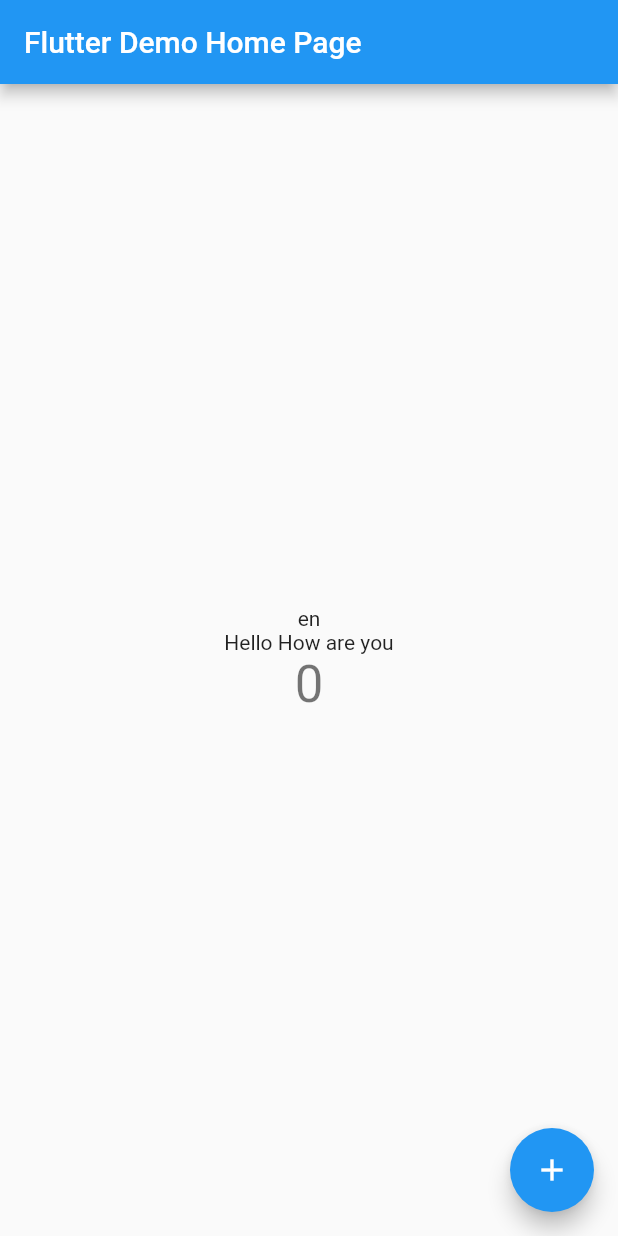
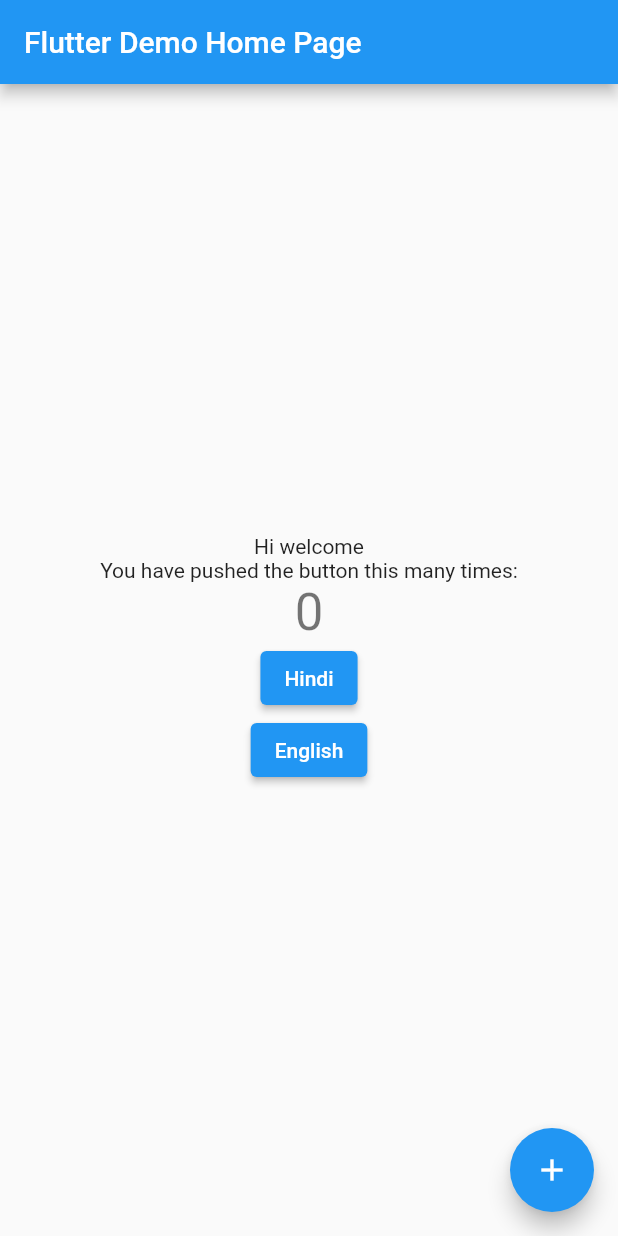
Before and after one commit to ankitjamuar/flutter_dynamic_localization, a Flutter app: the screen it shows after launch, on a phone screen of 412 x 824 dp. Run offline on Flutter 3.47's test engine with Material 2 defaults, Android fonts, the phone set to English and light mode, and no system bars.

Commit message:
Button UI added

```diff
--- a/lib/LanguageChangeNotifierProvider.dart
+++ b/lib/LanguageChangeProvider.dart
@@ -1,8 +1,8 @@
 import 'package:flutter/cupertino.dart';
 
-class LanguageChangeNotifierProvider with ChangeNotifier{
+class LanguageChangeProvider with ChangeNotifier{
+  Locale _currentLocale = new Locale("en");
 
-  Locale  _currentLocale = new Locale("en");
 
   Locale get currentLocale => _currentLocale;
 
@@ -10,4 +10,5 @@ class LanguageChangeNotifierProvider with ChangeNotifier{
     this._currentLocale = new Locale(_locale);
     notifyListeners();
   }
+
 }
--- a/lib/l10n/intl_en.arb
+++ b/lib/l10n/intl_en.arb
@@ -1,3 +1,3 @@
 {
-  "HelloText" : "Hello How are you"
+  "welcomeText" : "Hi welcome"
 }
--- a/lib/l10n/intl_hi.arb
+++ b/lib/l10n/intl_hi.arb
@@ -1,3 +1,3 @@
 {
-  "HelloText" : "नमस्ते आप कैसे हैं।"
+  "welcomeText" : "स्वागत है"
 }
--- a/lib/main.dart
+++ b/lib/main.dart
@@ -1,5 +1,5 @@
 import 'package:flutter/material.dart';
-import 'package:flutter_app_localisation/LanguageChangeNotifierProvider.dart';
+import 'package:flutter_app_locale/LanguageChangeProvider.dart';
 import 'package:flutter_localizations/flutter_localizations.dart';
 import 'package:provider/provider.dart';
 
@@ -11,17 +11,14 @@ void main() {
 
 class MyApp extends StatelessWidget {
   // This widget is the root of your application.
-
   @override
   Widget build(BuildContext context) {
-    return ChangeNotifierProvider<LanguageChangeNotifierProvider>(
-      create: (context) => LanguageChangeNotifierProvider(),
+    return ChangeNotifierProvider<LanguageChangeProvider>(
+      create: (context) =>  LanguageChangeProvider(),
       child: Builder(
         builder: (context) =>
         MaterialApp(
-          locale: Provider
-              .of<LanguageChangeNotifierProvider>(context, listen: true)
-              .currentLocale,
+          locale: Provider.of<LanguageChangeProvider>(context, listen: true).currentLocale,
           localizationsDelegates: [
             S.delegate,
             GlobalMaterialLocalizations.delegate,
@@ -44,7 +41,6 @@ class MyApp extends StatelessWidget {
           ),
           home: MyHomePage(title: 'Flutter Demo Home Page'),
         ),
-
       ),
     );
   }
@@ -66,7 +62,6 @@ class MyHomePage extends StatefulWidget {
 
   @override
   _MyHomePageState createState() => _MyHomePageState();
-
 }
 
 class _MyHomePageState extends State<MyHomePage> {
@@ -80,14 +75,11 @@ class _MyHomePageState extends State<MyHomePage> {
       // _counter without calling setState(), then the build method would not be
       // called again, and so nothing would appear to happen.
       _counter++;
-      context.read<LanguageChangeNotifierProvider>().changeLocale('hi');
     });
   }
 
   @override
   Widget build(BuildContext context) {
-    final languageChangeProvider = Provider.of<LanguageChangeNotifierProvider>(context, listen: true);
-
     // This method is rerun every time setState is called, for instance as done
     // by the _incrementCounter method above.
     //
@@ -120,12 +112,20 @@ class _MyHomePageState extends State<MyHomePage> {
           // horizontal).
           mainAxisAlignment: MainAxisAlignment.center,
           children: <Widget>[
-            Text(languageChangeProvider.currentLocale.toString() ),
-            Text( S.of(context).HelloText),
+            Text(S.of(context).welcomeText),
+            Text(
+              'You have pushed the button this many times:',
+            ),
             Text(
               '$_counter',
               style: Theme.of(context).textTheme.headline4,
             ),
+            ElevatedButton(onPressed: (){
+              context.read<LanguageChangeProvider>().changeLocale("hi");
+            }, child: Text("Hindi")),
+            ElevatedButton(onPressed: (){
+              context.read<LanguageChangeProvider>().changeLocale("en");
+            }, child: Text("English")),
           ],
         ),
       ),
--- a/pubspec.yaml
+++ b/pubspec.yaml
@@ -1,4 +1,4 @@
-name: flutter_app_localisation
+name: flutter_app_locale
 description: A new Flutter application.
 
 # The following line prevents the package from being accidentally published to
@@ -26,8 +26,8 @@ dependencies:
 
   flutter_localizations:
     sdk: flutter
+  provider: ^5.0.0
 
-  provider: ^5.0.0
 
   # The following adds the Cupertino Icons font to your application.
   # Use with the CupertinoIcons class for iOS style icons.
```
Also changed, not shown: lib/generated/intl/messages_en.dart, lib/generated/intl/messages_hi.dart, lib/generated/l10n.dart, 12 other files.
